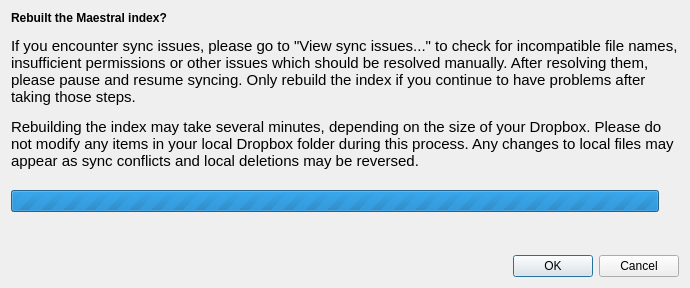
Before: the Qt Designer form maestral/gui/resources/rebuild_index_dialog.ui in samschott/maestral, drawn with Qt 5.
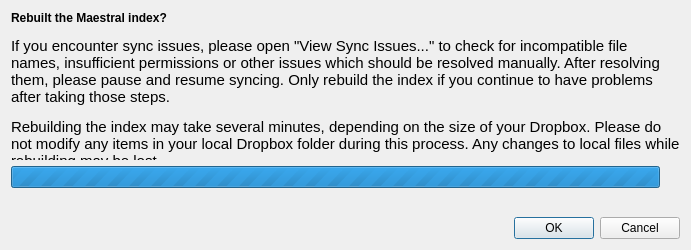
After: the same form once the commit is applied.

Commit message: speed up rebuilding the rev file, ui tweaks

What changed in the file:
```diff
--- a/maestral/gui/resources/rebuild_index_dialog.ui
+++ b/maestral/gui/resources/rebuild_index_dialog.ui
@@ -6,12 +6,12 @@
    <rect>
     <x>0</x>
     <y>0</y>
-    <width>690</width>
-    <height>288</height>
+    <width>691</width>
+    <height>250</height>
    </rect>
   </property>
   <property name="sizePolicy">
-   <sizepolicy hsizetype="MinimumExpanding" vsizetype="Fixed">
+   <sizepolicy hsizetype="Preferred" vsizetype="Expanding">
     <horstretch>0</horstretch>
     <verstretch>0</verstretch>
    </sizepolicy>
@@ -31,9 +31,12 @@
      <property name="orientation">
       <enum>Qt::Vertical</enum>
      </property>
+     <property name="sizeType">
+      <enum>QSizePolicy::MinimumExpanding</enum>
+     </property>
      <property name="sizeHint" stdset="0">
       <size>
-       <width>20</width>
+       <width>0</width>
        <height>0</height>
       </size>
      </property>
@@ -55,7 +58,7 @@
    <item row="0" column="0" colspan="2">
     <widget class="QLabel" name="infoLabel">
      <property name="text">
-      <string>&lt;html&gt;&lt;head/&gt;&lt;body&gt;&lt;p&gt;&lt;span style=&quot; font-weight:600;&quot;&gt;Rebuilt the Maestral index?&lt;/span&gt;&lt;/p&gt;&lt;p&gt;&lt;span style=&quot; font-size:11pt;&quot;&gt;If you encounter sync issues, please go to &amp;quot;View sync issues...&amp;quot; to check for incompatible file names, insufficient permissions or other issues which should be resolved manually. After resolving them, please pause and resume syncing. Only rebuild the index if you continue to have problems after taking those steps.&lt;/span&gt;&lt;/p&gt;&lt;p&gt;&lt;span style=&quot; font-size:11pt;&quot;&gt;Rebuilding the index may take several minutes, depending on the size of your Dropbox. Please do not modify any items in your local Dropbox folder during this process. Any changes to local files may appear as sync conflicts and local deletions may be reversed. &lt;/span&gt;&lt;/p&gt;&lt;/body&gt;&lt;/html&gt;</string>
+      <string>&lt;html&gt;&lt;head/&gt;&lt;body&gt;&lt;p&gt;&lt;span style=&quot; font-weight:600;&quot;&gt;Rebuilt the Maestral index?&lt;/span&gt;&lt;/p&gt;&lt;p&gt;&lt;span style=&quot; font-size:11pt;&quot;&gt;If you encounter sync issues, please open &amp;quot;View Sync Issues...&amp;quot; to check for incompatible file names, insufficient permissions or other issues which should be resolved manually. After resolving them, please pause and resume syncing. Only rebuild the index if you continue to have problems after taking those steps.&lt;/span&gt;&lt;/p&gt;&lt;p&gt;&lt;span style=&quot; font-size:11pt;&quot;&gt;Rebuilding the index may take several minutes, depending on the size of your Dropbox. Please do not modify any items in your local Dropbox folder during this process. Any changes to local files while rebuilding may be lost. &lt;/span&gt;&lt;/p&gt;&lt;/body&gt;&lt;/html&gt;</string>
      </property>
      <property name="wordWrap">
       <bool>true</bool>
@@ -80,9 +83,12 @@
      <property name="orientation">
       <enum>Qt::Vertical</enum>
      </property>
+     <property name="sizeType">
+      <enum>QSizePolicy::MinimumExpanding</enum>
+     </property>
      <property name="sizeHint" stdset="0">
       <size>
-       <width>20</width>
+       <width>0</width>
        <height>0</height>
       </size>
      </property>
```
The commit also changes 4 other files.
